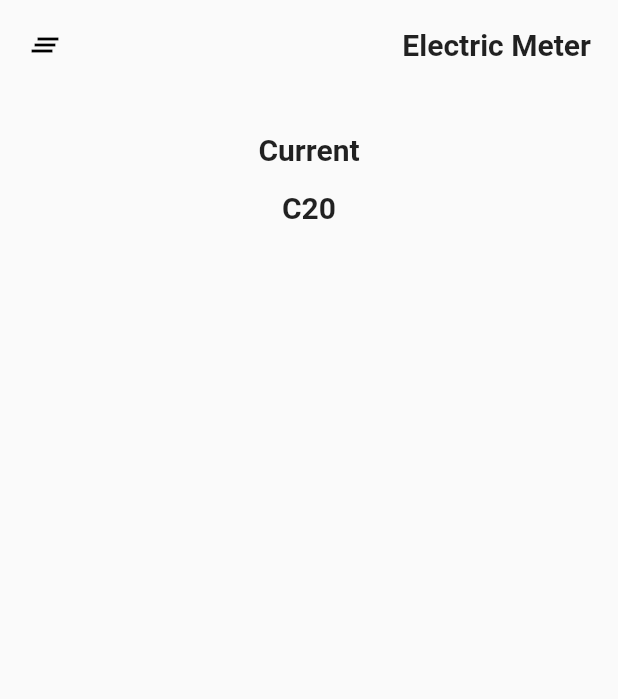
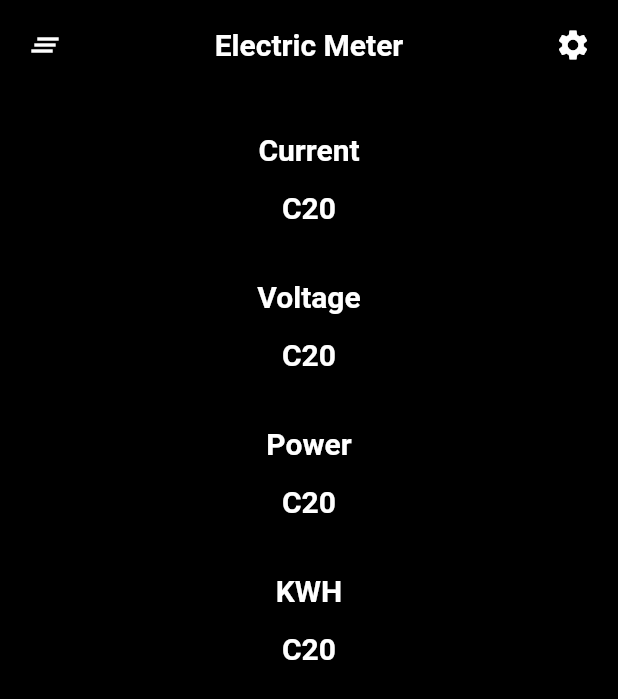
Before and after one commit to MehtabAzamkhan/Electric-Meter-App, a Flutter app: the HomeScreen screen opened directly, on a phone screen of 412 x 824 dp. Shown: the top 699 px of the screen. Run offline on Flutter 3.47's test engine with Material 2 defaults, Android fonts, the light colour scheme and no system bars; our stand-ins replace cloud_firestore, firebase_auth, firebase_core, fluttertoast; accounts and stored records are empty.

Commit message:
added Home Screen Variables i.e Current Voltage etc

```diff
--- a/lib/screens/home_screen.dart
+++ b/lib/screens/home_screen.dart
@@ -1,4 +1,5 @@
 import 'package:flutter/material.dart';
+import 'package:flutter/services.dart';
 
 class HomeScreen extends StatefulWidget {
   const HomeScreen({Key? key}) : super(key: key);
@@ -10,7 +11,10 @@ class HomeScreen extends StatefulWidget {
 class _HomeScreenState extends State<HomeScreen> {
   @override
   Widget build(BuildContext context) {
+    SystemChrome.setPreferredOrientations(
+        [DeviceOrientation.portraitUp, DeviceOrientation.portraitDown]);
     return Scaffold(
+      backgroundColor: Colors.black,
       body: Column(
         children: [
           Padding(
@@ -18,10 +22,15 @@ class _HomeScreenState extends State<HomeScreen> {
             child: Row(
               mainAxisAlignment: MainAxisAlignment.spaceBetween,
               children: const [
-                Icon(Icons.clear_all, color: Colors.black),
-                Text("Electric Meter",
-                    style:
-                        TextStyle(fontSize: 20, fontWeight: FontWeight.bold)),
+                Icon(Icons.clear_all, color: Colors.white),
+                Text(
+                  "Electric Meter",
+                  style: TextStyle(
+                      fontSize: 20,
+                      fontWeight: FontWeight.bold,
+                      color: Colors.white),
+                ),
+                Icon(Icons.settings, color: Colors.white)
               ],
             ),
           ),
@@ -35,22 +44,101 @@ class _HomeScreenState extends State<HomeScreen> {
                     padding: EdgeInsets.all(8.0),
                     child: Text(
                       "Current",
-                      style:
-                          TextStyle(fontSize: 20, fontWeight: FontWeight.bold),
+                      style: TextStyle(
+                          fontSize: 20,
+                          fontWeight: FontWeight.bold,
+                          color: Colors.white),
                     ),
                   ),
                   Padding(
                     padding: EdgeInsets.all(8.0),
                     child: Text(
                       "C20",
-                      style:
-                          TextStyle(fontSize: 20, fontWeight: FontWeight.bold),
+                      style: TextStyle(
+                          fontSize: 20,
+                          fontWeight: FontWeight.bold,
+                          color: Colors.white),
                     ),
                   ),
                 ],
               )
             ],
           ),
+          SizedBox(height: 20),
+          Column(
+            children: const [
+              Padding(
+                padding: EdgeInsets.all(8.0),
+                child: Text(
+                  "Voltage",
+                  style: TextStyle(
+                      fontSize: 20,
+                      fontWeight: FontWeight.bold,
+                      color: Colors.white),
+                ),
+              ),
+              Padding(
+                padding: EdgeInsets.all(8.0),
+                child: Text(
+                  "C20",
+                  style: TextStyle(
+                      fontSize: 20,
+                      fontWeight: FontWeight.bold,
+                      color: Colors.white),
+                ),
+              ),
+            ],
+          ),
+          SizedBox(height: 20),
+          Column(
+            children: const [
+              Padding(
+                padding: EdgeInsets.all(8.0),
+                child: Text(
+                  "Power",
+                  style: TextStyle(
+                      fontSize: 20,
+                      fontWeight: FontWeight.bold,
+                      color: Colors.white),
+                ),
+              ),
+              Padding(
+                padding: EdgeInsets.all(8.0),
+                child: Text(
+                  "C20",
+                  style: TextStyle(
+                      fontSize: 20,
+                      fontWeight: FontWeight.bold,
+                      color: Colors.white),
+                ),
+              ),
+            ],
+          ),
+          SizedBox(height: 20),
+          Column(
+            children: const [
+              Padding(
+                padding: EdgeInsets.all(8.0),
+                child: Text(
+                  "KWH",
+                  style: TextStyle(
+                      fontSize: 20,
+                      fontWeight: FontWeight.bold,
+                      color: Colors.white),
+                ),
+              ),
+              Padding(
+                padding: EdgeInsets.all(8.0),
+                child: Text(
+                  "C20",
+                  style: TextStyle(
+                      fontSize: 20,
+                      fontWeight: FontWeight.bold,
+                      color: Colors.white),
+                ),
+              ),
+            ],
+          )
         ],
       ),
     );
```
